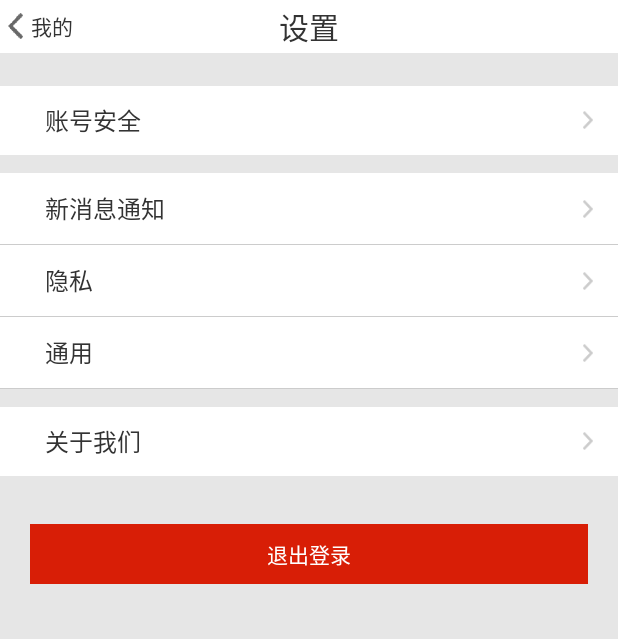
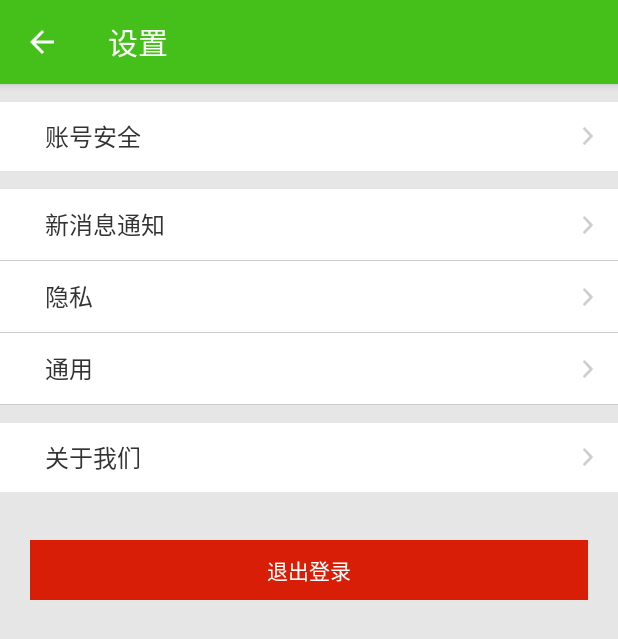
Before and after one commit to Bravest-Ptt/LightLife, an Android app: the SettingsActivity screen opened directly, with no data from a screen before it, on a phone screen of 412 x 824 dp. Shown: the top 639 px of the screen. Run offline under Robolectric (Android 15) with nearby library versions, the phone set to English and light mode, and no system bars.

Commit message:
settings ui

```diff
--- a/app/src/main/AndroidManifest.xml
+++ b/app/src/main/AndroidManifest.xml
@@ -12,7 +12,7 @@
         <activity android:name=".activity.MainActivity"></activity>
         <activity
             android:name=".activity.SettingsActivity"
-            android:theme="@android:style/Theme.NoTitleBar" />
+            android:label="@string/settings"/>
         <activity
             android:name=".activity.LoginActivity"
             android:label="@string/app_name"
--- a/app/src/main/java/ts/af2/lightlife/activity/SettingsActivity.java
+++ b/app/src/main/java/ts/af2/lightlife/activity/SettingsActivity.java
@@ -3,28 +3,44 @@ package ts.af2.lightlife.activity;
 import android.app.Activity;
 import android.content.Intent;
 import android.os.Bundle;
+import android.support.annotation.Nullable;
 import android.view.View;
 import android.view.Window;
 import android.widget.LinearLayout;
 
+import bravest.ptt.androidlib.activity.toolbar.AbstractToolbarActivity;
 import ts.af2.lightlife.R;
 
 /**
  * Created by fengyou on 17-6-20.
  */
 
-public class SettingsActivity extends Activity implements View.OnClickListener {
+public class SettingsActivity extends AbstractToolbarActivity implements View.OnClickListener {
 
-    private LinearLayout mBackLinearLayout;
 
     @Override
     public void onCreate(Bundle savedInstanceState) {
         super.onCreate(savedInstanceState);
-        requestWindowFeature(Window.FEATURE_NO_TITLE);
+        //requestWindowFeature(Window.FEATURE_NO_TITLE);
+
+
+    }
+
+    @Override
+    protected void initVariables() {
+
+    }
+
+    @Override
+    protected void initViews(@Nullable Bundle savedInstanceState) {
         setContentView(R.layout.settings);
         findViewById();
         initViews();
         setOnListener();
+    }
+
+    @Override
+    protected void initData() {
     }
 
     @Override
@@ -38,7 +54,6 @@ public class SettingsActivity extends Activity implements View.OnClickListener {
     }
 
     private void findViewById() {
-        mBackLinearLayout = (LinearLayout) findViewById(R.id.settings_back);
     }
 
     private void initViews() {
@@ -47,15 +62,12 @@ public class SettingsActivity extends Activity implements View.OnClickListener {
 
     private void setOnListener() {
 
-        mBackLinearLayout.setOnClickListener(mClickListener);
     }
 
     private View.OnClickListener mClickListener = new View.OnClickListener() {
         @Override
         public void onClick(View v) {
             switch (v.getId()) {
-                case R.id.settings_back:
-                    finish();
             }
         }
     };
--- a/app/src/main/res/layout/settings.xml
+++ b/app/src/main/res/layout/settings.xml
@@ -7,46 +7,9 @@
 
     <LinearLayout style="@style/form_main_bg">
 
-        <FrameLayout
-            android:layout_width="match_parent"
-            android:layout_height="35dp"
-            android:background="@color/white">
-
-            <LinearLayout
-                android:id="@+id/settings_back"
-                android:layout_width="wrap_content"
-                android:layout_height="wrap_content"
-                android:layout_gravity="center_vertical">
-                <ImageView
-                    android:layout_width="wrap_content"
-                    android:layout_height="wrap_content"
-                    android:layout_gravity="center_vertical"
-                    android:layout_marginLeft="5dp"
-                    android:background="@mipmap/arrow_left_dark" />
-
-                <TextView
-                    android:layout_width="wrap_content"
-                    android:layout_height="wrap_content"
-                    android:layout_gravity="center_vertical"
-                    android:layout_marginLeft="5dp"
-                    android:text="@string/mine"
-                    android:textColor="@color/gray_dark" />
-            </LinearLayout>
-
-            <TextView
-                android:layout_width="wrap_content"
-                android:layout_height="wrap_content"
-                android:layout_gravity="center"
-                android:text="@string/settings"
-                android:textColor="@color/gray_dark"
-                android:textSize="20dp" />
-
-        </FrameLayout>
-
         <ScrollView
             android:layout_width="match_parent"
             android:layout_height="wrap_content"
-            android:layout_marginTop="10dp"
             android:background="@color/gray_symbol"
             android:scrollbars="none">
 
--- a/app/src/main/res/values-v21/styles.xml
+++ b/app/src/main/res/values-v21/styles.xml
@@ -9,7 +9,7 @@
     </style>
 
     <style name="AppTheme.NoActionBar" parent="Theme.AppCompat.DayNight">
-        <item name="colorPrimary">@color/white</item>
+        <item name="colorPrimary">@color/green</item>
         <item name="colorPrimaryDark">@color/black</item>
         <item name="colorAccent">@color/green</item>
         <item name="windowActionBar">false</item>
```
Also changed, not shown: app/src/main/java/ts/af2/lightlife/fragment/MineFragment.java (+22 -5 lines), app/src/main/res/layout/fragment_mine.xml (+5 -26 lines).
